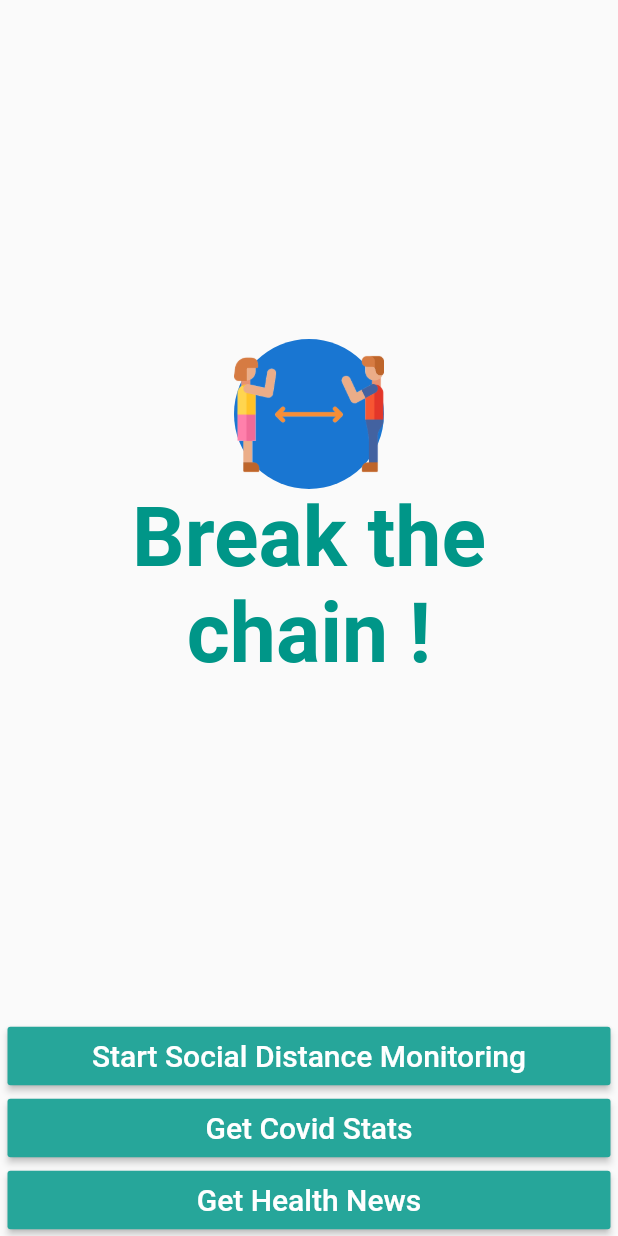
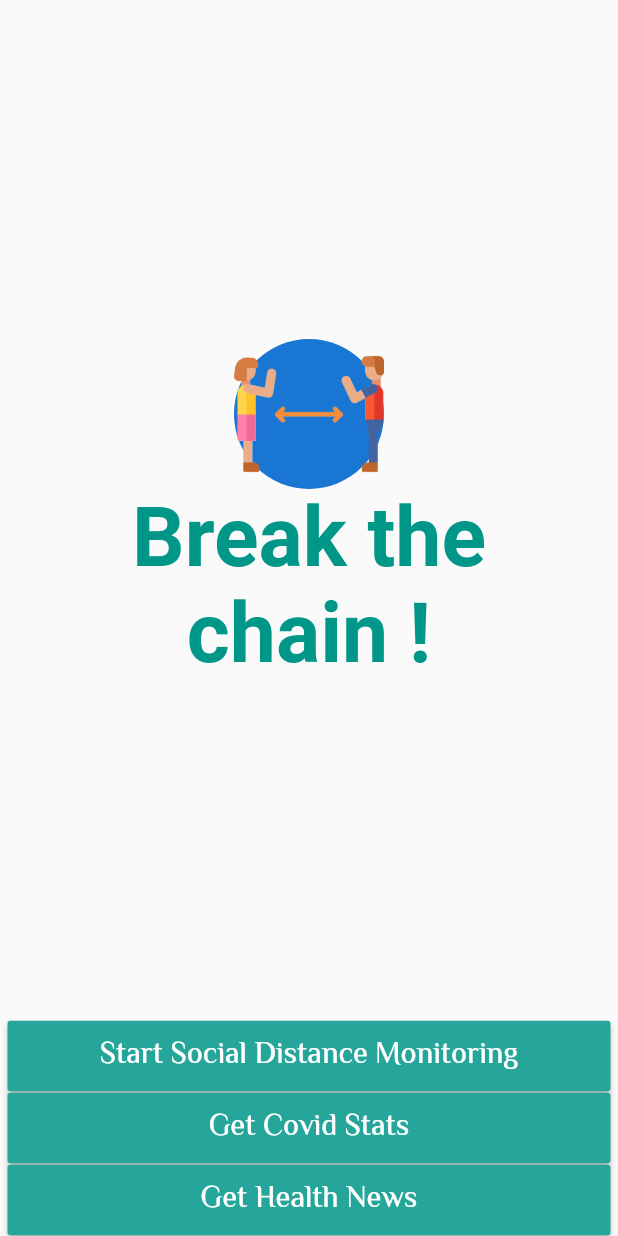
Before and after one commit to munish2301/Break-the-chain, a Flutter app: the screen it shows after launch, on a phone screen of 412 x 824 dp. Run offline on Flutter 3.47's test engine with Material 2 defaults, Android fonts, the phone set to English and light mode, and no system bars; our stand-ins replace camera, data_connection_checker, flutter_spinkit, native_device_orientation, webview_flutter; missing offline and left inert: quartet, tflite; Roboto replaces fonts that are missing (Satisfy).

Commit message:
Making new font style as default for text

```diff
--- a/break_the_chain/lib/main.dart
+++ b/break_the_chain/lib/main.dart
@@ -23,6 +23,9 @@ class MyApp extends StatelessWidget {
   Widget build(BuildContext context) {
     return MaterialApp(
       debugShowCheckedModeBanner: false,
+      theme: ThemeData(
+        fontFamily: 'ElMessiri',
+      ),
       home: HomePage(cameras),
       routes: {
         HomePage.homepageId: (context) => HomePage(cameras),
```
